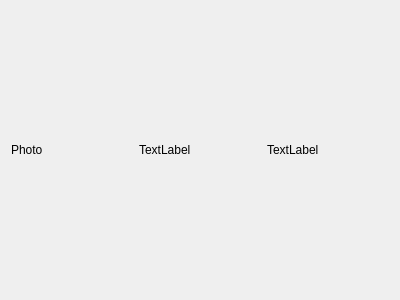
Qt form Client/productpreviewwidget.ui (Kazbek177007/Booking) before a commit.
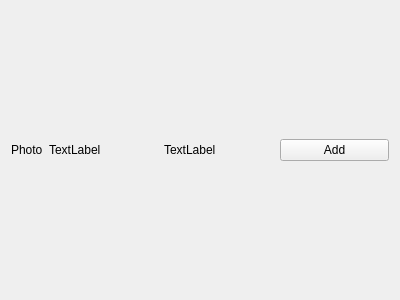
The same form after that commit.

What changed in the file:
```diff
--- a/Client/productpreviewwidget.ui
+++ b/Client/productpreviewwidget.ui
@@ -16,6 +16,12 @@
   <layout class="QHBoxLayout" name="horizontalLayout">
    <item>
     <widget class="QLabel" name="icon">
+     <property name="sizePolicy">
+      <sizepolicy hsizetype="Fixed" vsizetype="Preferred">
+       <horstretch>0</horstretch>
+       <verstretch>0</verstretch>
+      </sizepolicy>
+     </property>
      <property name="text">
       <string>Photo</string>
      </property>
@@ -35,6 +41,13 @@
      </property>
     </widget>
    </item>
+   <item>
+    <widget class="QPushButton" name="addProductButton">
+     <property name="text">
+      <string>Add</string>
+     </property>
+    </widget>
+   </item>
   </layout>
  </widget>
  <resources/>
```
